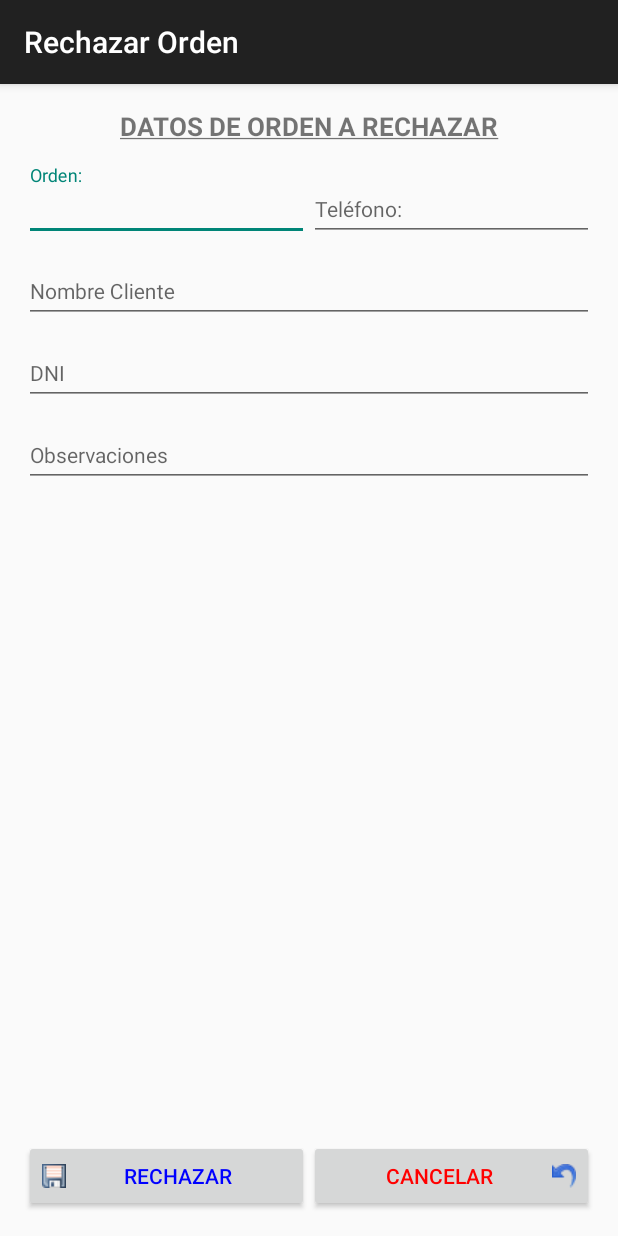
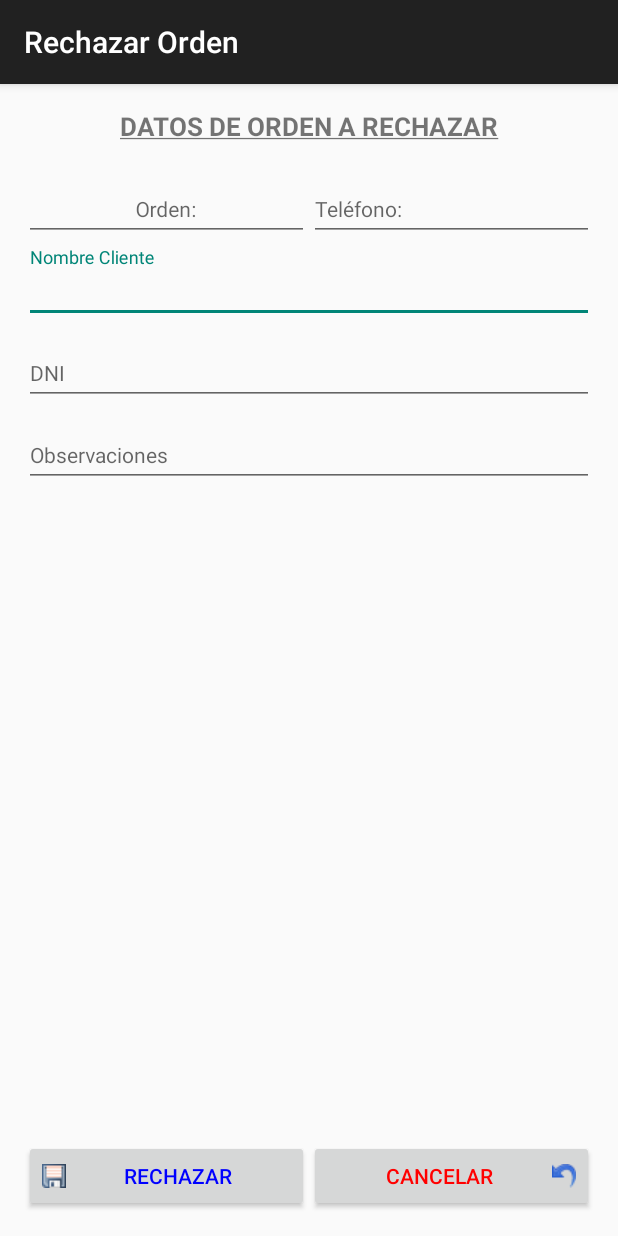
Before and after one commit to AndroidSoftDel/Grupo3, an Android app: the DetalleOrdenesActivity screen opened directly, with no data from a screen before it, after a tap on "RECHAZAR", on a phone screen of 412 x 824 dp. Run offline under Robolectric (Android 15) with nearby library versions, the phone set to English and light mode, and no system bars; 4 statements that could not run were skipped.

Commit message:
- Cerrar sesión ya cierra todas las actividades que esten pendientes. - Limine los text a un maxleng tanto en los layout liquidar y rechazar, a nombre cliente (60 caracteres) a observacion (150) - Al cambiar contraseña el boton cancelar no hacia nada, ya lo corregí. - Al cerrar sesion se eliminaba todas las preferencias, he cambiado esto, ya antes se cerraba sesion y cuando volvias abrir la aplicacion cerrada se cargaba de nuevo para escoger el idioma, ahora al momento de cerrar sesion solo elimino el id dle usuario, nombre y nick pero dejo las preferencias del idioma.

```diff
--- a/app/src/main/java/com/example/javierhuinocana/grupo03_cibertec/DetalleOrdenesActivity.java
+++ b/app/src/main/java/com/example/javierhuinocana/grupo03_cibertec/DetalleOrdenesActivity.java
@@ -29,7 +29,7 @@ public class DetalleOrdenesActivity extends AppCompatActivity {
     TextView tvFechaModicicacion_Detalle;
     LinearLayout lyFechaModificacion_Detalle;
 
-    public final int Code_LIQ = 1;
+    public final int Code_LIQ = 1, Code_REC = 2;
 
     ArrayList<OrdenMaterial> arrayMateriales = null;
 
@@ -148,24 +148,28 @@ public class DetalleOrdenesActivity extends AppCompatActivity {
         }
     };
 
+    View.OnClickListener btnRechazarOnClickListener = new View.OnClickListener() {
+        @Override
+        public void onClick(View v) {
+            Intent intent = new Intent(DetalleOrdenesActivity.this, RechazarOrdenActivity.class);
+            intent.putExtra(ListaOrdenesActivity.ARG_ORDEN, listaOrdenes);
+            startActivityForResult(intent, Code_REC);
+        }
+    };
+
     @Override
     protected void onActivityResult(int requestCode, int resultCode, Intent data) {
         super.onActivityResult(requestCode, resultCode, data);
 
         if (requestCode == Code_LIQ && resultCode == RESULT_OK) {
-            Intent intent = new Intent();
-            setResult(RESULT_OK, intent);
+            setResult(RESULT_OK, new Intent());
+            finish();
+        } else if (requestCode == Code_REC && resultCode == RESULT_OK) {
+            setResult(RESULT_OK, new Intent());
             finish();
         }
 
     }
 
-    View.OnClickListener btnRechazarOnClickListener = new View.OnClickListener() {
-        @Override
-        public void onClick(View v) {
-            Intent intent = new Intent(DetalleOrdenesActivity.this, RechazarOrdenActivity.class);
-            intent.putExtra(ListaOrdenesActivity.ARG_ORDEN, listaOrdenes);
-            startActivity(intent);
-        }
-    };
+
 }
--- a/app/src/main/java/com/example/javierhuinocana/grupo03_cibertec/LiquidarOrdenActivity.java
+++ b/app/src/main/java/com/example/javierhuinocana/grupo03_cibertec/LiquidarOrdenActivity.java
@@ -207,10 +207,8 @@ public class LiquidarOrdenActivity extends AppCompatActivity implements RVMateri
                 Toast.makeText(LiquidarOrdenActivity.this, "No se liquidó Orden", Toast.LENGTH_SHORT).show();
             } else {
                 Toast.makeText(LiquidarOrdenActivity.this, "Orden Liquidada", Toast.LENGTH_SHORT).show();
-                Intent intent = new Intent();
-                setResult(RESULT_OK, intent);
+                setResult(RESULT_OK, new Intent());
                 finish();
-
             }
         }
     };
--- a/app/src/main/java/com/example/javierhuinocana/grupo03_cibertec/LoginActivity.java
+++ b/app/src/main/java/com/example/javierhuinocana/grupo03_cibertec/LoginActivity.java
@@ -15,12 +15,12 @@ import com.example.javierhuinocana.grupo03_cibertec.dao.DataBaseHelper;
 import com.example.javierhuinocana.grupo03_cibertec.dao.UsuarioDAO;
 import com.example.javierhuinocana.grupo03_cibertec.entities.Usuario;
 
+
 public class LoginActivity extends AppCompatActivity {
 
     EditText txtUsuario, txtPassword;
     Button btnIngresar;
     private DataBaseHelper dataBaseHelper;
-
 
     @Override
     protected void onCreate(Bundle savedInstanceState) {
@@ -30,6 +30,7 @@ public class LoginActivity extends AppCompatActivity {
         txtUsuario = (EditText) findViewById(R.id.txtUsuario);
         txtPassword = (EditText) findViewById(R.id.txtPassword);
         btnIngresar = (Button) findViewById(R.id.btnIngresar);
+
         final SharedPreferences preferencias = getSharedPreferences("Usuario", MODE_PRIVATE);
 
          /*CREAMOS Y/O COPIAMOS BD AL CELULAR*/
@@ -80,12 +81,11 @@ public class LoginActivity extends AppCompatActivity {
                             setNeutralButton(getResources().getString(R.string.Aceptar_login), alertSingleOnClickListener).setCancelable(false).show();
                     txtUsuario.setText("");
                     txtPassword.setText("");
-                    txtUsuario.setFocusable(true);
+                    txtUsuario.requestFocus();
                 }
             }
         });
     }
-
 
     DialogInterface.OnClickListener alertSingleOnClickListener = new DialogInterface.OnClickListener() {
         @Override
--- a/app/src/main/java/com/example/javierhuinocana/grupo03_cibertec/RechazarOrdenActivity.java
+++ b/app/src/main/java/com/example/javierhuinocana/grupo03_cibertec/RechazarOrdenActivity.java
@@ -1,5 +1,6 @@
 package com.example.javierhuinocana.grupo03_cibertec;
 
+import android.content.Intent;
 import android.os.Bundle;
 import android.support.design.widget.TextInputLayout;
 import android.support.v7.app.AppCompatActivity;
@@ -50,6 +51,10 @@ public class RechazarOrdenActivity extends AppCompatActivity {
             tilOrden_Rechazar.getEditText().setText(listaOrdenes.getOrden());
             tilTelefono_Rechazar.getEditText().setText(listaOrdenes.getTelefono());
         }
+
+        tilOrden_Rechazar.getEditText().setKeyListener(null);
+        tilTelefono_Rechazar.getEditText().setKeyListener(null);
+        tilNombre_Rechazar.getEditText().requestFocus();
     }
 
     View.OnClickListener btnRechazarOrden_RechazarOnClickListener = new View.OnClickListener() {
@@ -96,14 +101,11 @@ public class RechazarOrdenActivity extends AppCompatActivity {
 
                 ListadoDAO listadoDAO = new ListadoDAO();
                 long rc = listadoDAO.updateListado(listaOrdenes);
-                if (rc == 1)
+                if (rc == 1) {
                     Toast.makeText(RechazarOrdenActivity.this, "Orden Rechazada", Toast.LENGTH_LONG).show();
-
-                //Intent intent = new Intent();
-                //intent.putExtra(LoginActivity.ARG_PERSONA, persona);
-                //intent.putExtra(LoginActivity.ARG_POSITION, position);
-                //setResult(RESULT_OK, intent);
-                finish();
+                    setResult(RESULT_OK, new Intent());
+                    finish();
+                }
             }
 
 
--- a/app/src/main/res/layout/liquidar_orden.xml
+++ b/app/src/main/res/layout/liquidar_orden.xml
@@ -91,6 +91,7 @@
                 android:hint="@string/liquidar_orden_nombre"
                 android:singleLine="true"
                 android:textSize="14sp"
+                android:maxLength="60"
                 android:textStyle="normal" />
         </android.support.design.widget.TextInputLayout>
 
@@ -125,6 +126,7 @@
                 android:hint="@string/liquidar_orden_observaciones"
                 android:singleLine="false"
                 android:textSize="14sp"
+                android:maxLength="150"
                 android:textStyle="normal" />
         </android.support.design.widget.TextInputLayout>
 
--- a/app/src/main/res/layout/rechazar_orden.xml
+++ b/app/src/main/res/layout/rechazar_orden.xml
@@ -48,6 +48,7 @@
                         android:hint="@string/liquidar_orden_id"
                         android:singleLine="true"
                         android:textSize="14sp"
+                        android:gravity="center"
                         android:textStyle="normal" />
                 </android.support.design.widget.TextInputLayout>
 
@@ -72,6 +73,7 @@
                         android:hint="@string/liquidar_orden_telefono"
                         android:singleLine="true"
                         android:textSize="14sp"
+                        android:layout_gravity="center"
                         android:textStyle="normal" />
                 </android.support.design.widget.TextInputLayout>
 
@@ -92,6 +94,7 @@
                 android:hint="@string/liquidar_orden_nombre"
                 android:singleLine="true"
                 android:textSize="14sp"
+                android:maxLength="60"
                 android:textStyle="normal" />
         </android.support.design.widget.TextInputLayout>
 
@@ -126,6 +129,7 @@
                 android:hint="@string/liquidar_orden_observaciones"
                 android:singleLine="false"
                 android:textSize="14sp"
+                android:maxLength="150"
                 android:textStyle="normal" />
         </android.support.design.widget.TextInputLayout>
     </LinearLayout>
--- a/app/src/main/res/values/strings.xml
+++ b/app/src/main/res/values/strings.xml
@@ -13,7 +13,7 @@
     <string name="Bienvenido">Bienvenido</string>
     <string name="LoginTitulo_login">Iniciar Sesión</string>
     <string name="Ingrese_Usuario_Contrasenia">Ingrese Usuario y Contraseña</string>
-    <string name="Usuario_Contrasenia_Icorrecta_login">User and password incorrect</string>
+    <string name="Usuario_Contrasenia_Icorrecta_login">Usuario y Contraseña Incorrectos</string>
     <string name="Aceptar_login">Aceptar</string>
 
     <!--Action Bar: MENU-->
```
Also changed, not shown: app/src/main/java/com/example/javierhuinocana/grupo03_cibertec/CambioContrasenaActivity.java (+12 -5 lines), app/src/main/java/com/example/javierhuinocana/grupo03_cibertec/ListaOrdenesActivity.java (+13 -14 lines), app/src/main/java/com/example/javierhuinocana/grupo03_cibertec/StockUsuarioActivity.java (+24 -20 lines), app/src/main/res/layout/login.xml (+6 -6 lines).
